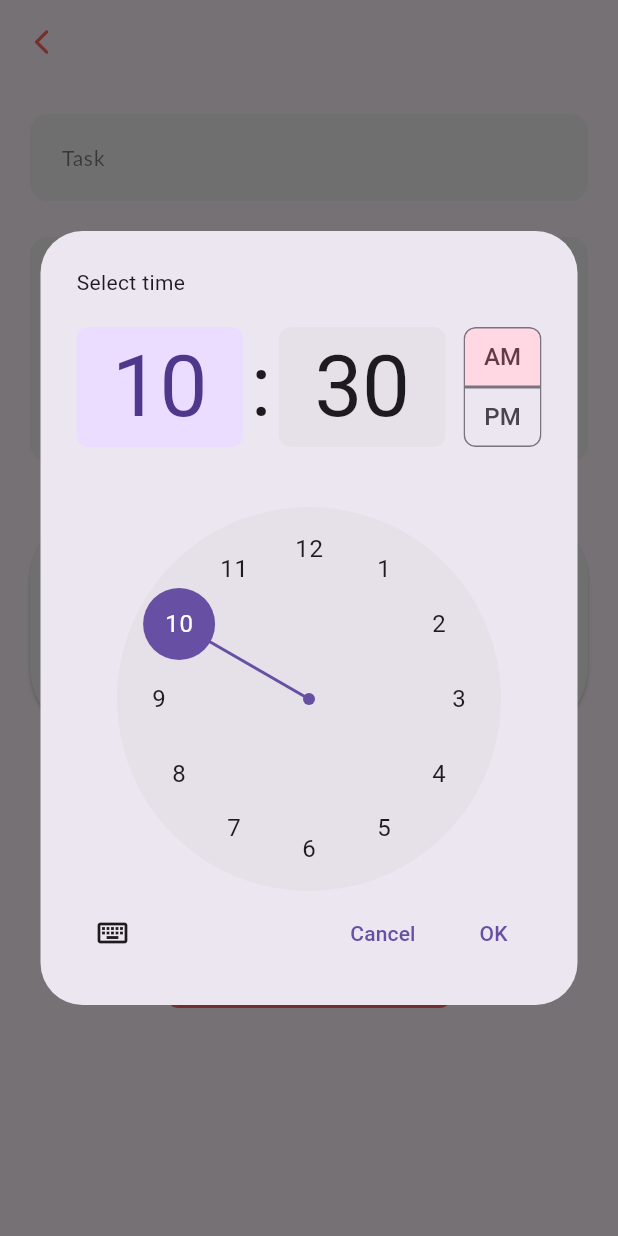
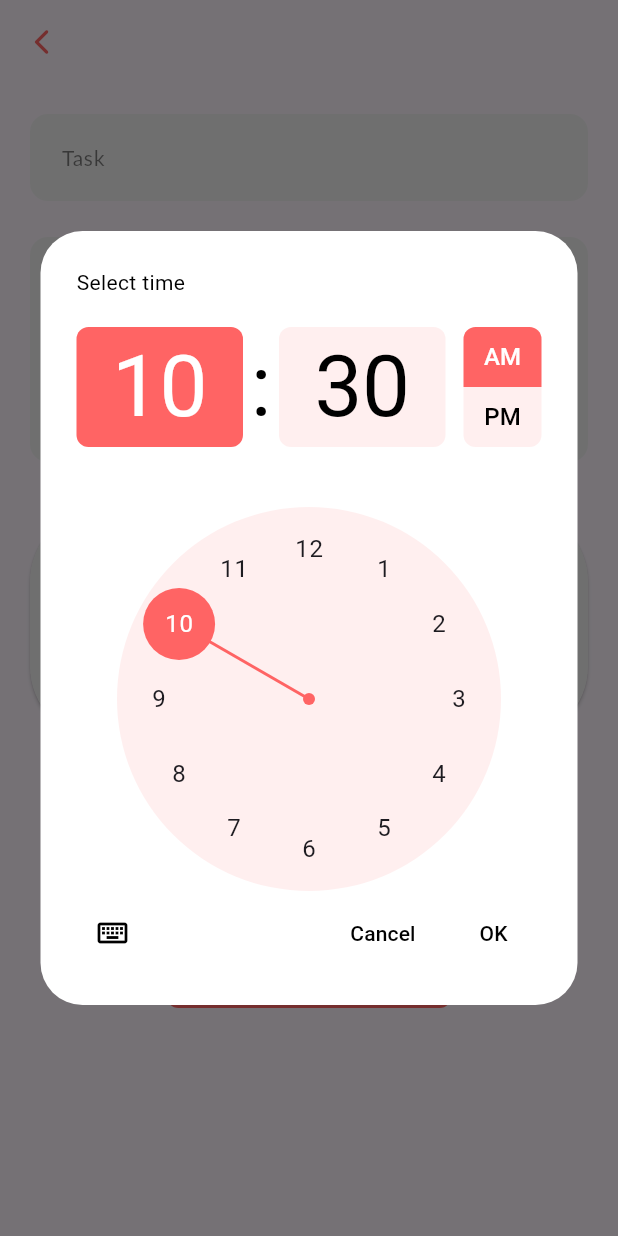
Before and after one commit to ThetSweLynn/MyToDos, a Flutter app: the AddTaskPage screen opened directly, after a tap on "Time", on a phone screen of 412 x 824 dp. Run offline on Flutter 3.47's test engine with Material 3 defaults, Android fonts, the phone set to English and light mode, and no system bars; our stand-ins replace flutter_staggered_animations, get, get_storage, google_fonts, sqflite; accounts and stored records are empty.

Commit message:
date and time picker theme updated

```diff
--- a/my_to_dos_application/lib/ui/add_task_page.dart
+++ b/my_to_dos_application/lib/ui/add_task_page.dart
@@ -200,11 +200,29 @@ class _AddTaskPageState extends State<AddTaskPage> {
 
   void _handleDatePick() async {
     DateTime? pickedDate = await showDatePicker(
-      context: context,
-      initialDate: DateTime.now(),
-      firstDate: DateTime.now(),
-      lastDate: DateTime(2024, 12, 31),
-    );
+        context: context,
+        initialDate: DateTime.now(),
+        firstDate: DateTime.now(),
+        lastDate: DateTime(2024, 12, 31),
+        builder: (BuildContext context, Widget? child) {
+          return Theme(
+            data: ThemeData(
+              datePickerTheme: DatePickerThemeData(
+                confirmButtonStyle: ButtonStyle(
+                  foregroundColor: MaterialStateProperty.all<Color>(
+                      Colors.black), // Coral color for button
+                ),
+                cancelButtonStyle: ButtonStyle(
+                  foregroundColor: MaterialStateProperty.all<Color>(
+                      Colors.black), // Coral color for button
+                ),
+                headerBackgroundColor: primaryClr,
+                headerForegroundColor: Colors.white,
+              ),
+            ).copyWith(colorScheme: ColorScheme.light(primary: primaryClr)),
+            child: child!,
+          );
+        });
     if (pickedDate != null) {
       setState(() {
         _selectedDate = pickedDate;
@@ -255,6 +273,47 @@ class _AddTaskPageState extends State<AddTaskPage> {
     TimeOfDay? pickedTime = await showTimePicker(
       initialTime: TimeOfDay.now(),
       context: context,
+      builder: (BuildContext context, Widget? child) {
+        return Theme(
+          data: ThemeData(
+            timePickerTheme: TimePickerThemeData(
+              helpTextStyle: TextStyle(
+                color: Colors.black, // Black for readability
+              ),
+              confirmButtonStyle: ButtonStyle(
+                foregroundColor: MaterialStateProperty.all<Color>(
+                    Colors.black), // Coral color for button
+              ),
+              cancelButtonStyle: ButtonStyle(
+                foregroundColor: MaterialStateProperty.all<Color>(
+                    Colors.black), // Coral color for button
+              ),
+              dayPeriodBorderSide: BorderSide.none,
+              dialBackgroundColor: Color(0xffFFEFEF), // Light gray background
+              dialHandColor: Color(0xffFF6464), // Coral color for hands
+              hourMinuteTextColor: MaterialStateColor.resolveWith((states) =>
+                  states.contains(MaterialState.selected)
+                      ? Colors.white
+                      : Colors.black), // Black for readability
+              dayPeriodTextColor: MaterialStateColor.resolveWith((states) =>
+                  states.contains(MaterialState.selected)
+                      ? Colors.white
+                      : Colors.black),
+              dayPeriodColor: MaterialStateColor.resolveWith((states) =>
+                  states.contains(MaterialState.selected)
+                      ? primaryClr
+                      : Color(0xffFFEFEF)), // Black for readability
+              entryModeIconColor: Colors.black, // Black for readability
+              backgroundColor: Colors.white, // White background for dialog
+              hourMinuteColor: MaterialStateColor.resolveWith((states) =>
+                  states.contains(MaterialState.selected)
+                      ? primaryClr
+                      : Color(0xffFFEFEF)), // Lighter coral for highlight
+            ),
+          ),
+          child: child!,
+        );
+      },
     );
     if (pickedTime != null) {
       setState(() {
```
